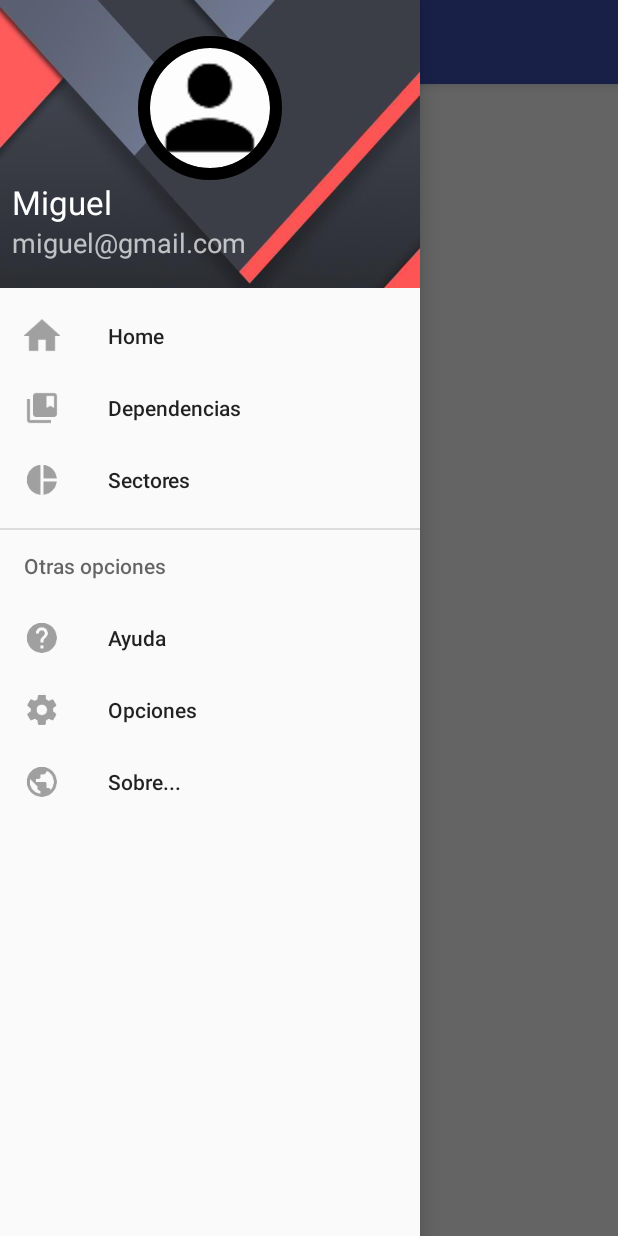
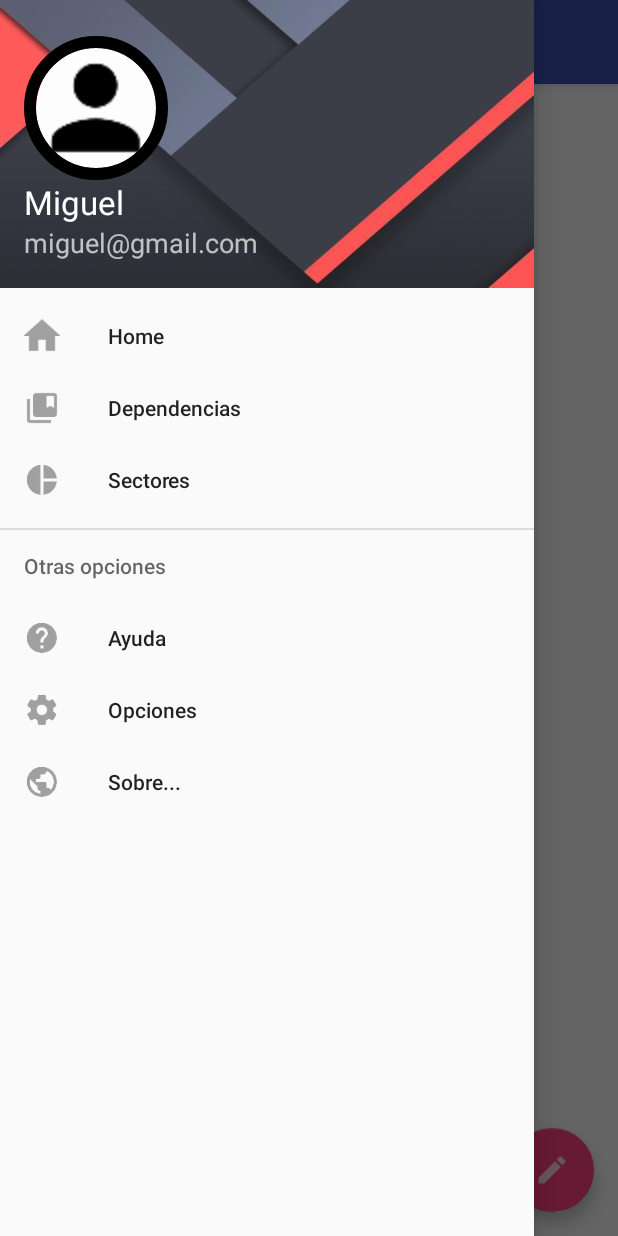
Before and after one commit to MiguelRJ/DEINT, an Android app: the screen it shows after launch (MainActivity), with the side drawer open, on a phone screen of 412 x 824 dp. Run offline under Robolectric (Android 15) with nearby library versions, the phone set to English and light mode, and no system bars; our stand-ins replace CircleImageView.

Commit message:
navigation tamaño material

```diff
--- a/NavigationDrawer/app/src/main/java/com/example/navigationdrawer/MainActivity.java
+++ b/NavigationDrawer/app/src/main/java/com/example/navigationdrawer/MainActivity.java
@@ -1,5 +1,6 @@
 package com.example.navigationdrawer;
 
+import android.graphics.Point;
 import android.net.Uri;
 import android.support.annotation.NonNull;
 import android.support.design.widget.NavigationView;
@@ -10,8 +11,11 @@ import android.support.v4.widget.DrawerLayout;
 import android.support.v7.app.AppCompatActivity;
 import android.os.Bundle;
 import android.support.v7.widget.Toolbar;
+import android.util.DisplayMetrics;
 import android.util.Log;
+import android.view.Display;
 import android.view.MenuItem;
+import android.widget.FrameLayout;
 import android.widget.Toast;
 
 public class MainActivity extends AppCompatActivity implements
@@ -50,6 +54,26 @@ public class MainActivity extends AppCompatActivity implements
         drawerLayout = (DrawerLayout) findViewById(R.id.drawerLayout);
 
         navigationView = (NavigationView) findViewById(R.id.navigationView);
+
+        DisplayMetrics displayMetrics = getResources().getDisplayMetrics();
+        float dpWidth = displayMetrics.widthPixels;
+        Log.e("width",String.valueOf(dpWidth));
+
+        int dpWidthInt= 0;
+        if (dpWidth >= 1000){
+            dpWidthInt = Integer.parseInt(String.valueOf(dpWidth).substring(0,4));
+        } else {
+            dpWidthInt = Integer.parseInt(String.valueOf(dpWidth).substring(0,3));
+        }
+
+        Log.e("dpwidth",String.valueOf(dpWidthInt));
+
+        int width = (int) (dpWidthInt - (56 * displayMetrics.density));
+        Log.e("width",String.valueOf(width));
+        DrawerLayout.LayoutParams navP = (DrawerLayout.LayoutParams) navigationView.getLayoutParams();
+        navP.width = width;
+        navigationView.setLayoutParams(navP);
+        Log.e("getwidth",String.valueOf(navigationView.getWidth()));
         navigationView.setNavigationItemSelectedListener(this);
     }
 
@@ -77,6 +101,7 @@ public class MainActivity extends AppCompatActivity implements
                 Log.d("Navigation","Se ha pulsado icono home");
                 if (!drawerLayout.isDrawerOpen(GravityCompat.START)) {
                     drawerLayout.openDrawer(GravityCompat.START);
+                    Log.e("getwidth",String.valueOf(navigationView.getWidth()));
                 }
                 break;
         }
--- a/NavigationDrawer/app/src/main/res/layout/activity_main.xml
+++ b/NavigationDrawer/app/src/main/res/layout/activity_main.xml
@@ -19,12 +19,12 @@
         android:layout_gravity="start" desde donde abre el navigation -->
     <android.support.design.widget.NavigationView
         android:id="@+id/navigationView"
-        android:layout_width="wrap_content"
+        android:layout_width="match_parent"
         android:layout_height="match_parent"
         android:layout_gravity="start"
-        android:fitsSystemWindows="true"
         app:headerLayout="@layout/header_navview"
         app:menu="@menu/menu_navview">
+
     </android.support.design.widget.NavigationView>
 
 </android.support.v4.widget.DrawerLayout>
--- a/NavigationDrawer/app/src/main/res/layout/app_bar_main.xml
+++ b/NavigationDrawer/app/src/main/res/layout/app_bar_main.xml
@@ -28,4 +28,13 @@
         android:layout_height="match_parent"
         android:layout_marginTop="?attr/actionBarSize" />
 
+    <android.support.design.widget.FloatingActionButton
+        android:id="@+id/floatingActionButton"
+        android:layout_width="match_parent"
+        android:layout_height="wrap_content"
+        android:layout_gravity="bottom|end"
+        android:layout_margin="16dp"
+        android:clickable="true"
+        app:srcCompat="@drawable/action_edit" />
+
 </android.support.design.widget.CoordinatorLayout>
--- a/NavigationDrawer/app/src/main/res/layout/header_navview.xml
+++ b/NavigationDrawer/app/src/main/res/layout/header_navview.xml
@@ -1,7 +1,10 @@
 <?xml version="1.0" encoding="utf-8"?>
 <LinearLayout xmlns:android="http://schemas.android.com/apk/res/android"
     xmlns:tools="http://schemas.android.com/tools"
-    android:layout_width="@dimen/navheader_width"
+    android:layout_width="match_parent"
+    android:paddingLeft="@dimen/navheader_padding_left"
+    android:paddingRight="@dimen/navheader_padding_right"
+    android:maxWidth="@dimen/navheader_max_width"
     android:layout_height="@dimen/navheader_height"
     android:background="@drawable/material"
     android:orientation="vertical">
@@ -11,7 +14,6 @@
         android:id="@+id/profile_image"
         android:layout_width="@dimen/CircleImageView_width"
         android:layout_height="@dimen/CircleImageView_heigth"
-        android:layout_gravity="center"
         android:layout_marginTop="@dimen/CircleImageView_margin_top"
         android:src="@mipmap/ic_person"
         app:civ_border_color="#FF000000"
@@ -22,7 +24,6 @@
         android:id="@+id/txvUser"
         android:layout_width="match_parent"
         android:layout_height="wrap_content"
-        android:layout_marginLeft="@dimen/navheader_txv_margin_left"
         android:text="Miguel"
         android:textAppearance="@style/TextAppearance.AppCompat.Large.Inverse" />
 
@@ -31,7 +32,6 @@
         android:id="@+id/txvEmail"
         android:layout_width="match_parent"
         android:layout_height="wrap_content"
-        android:layout_marginLeft="@dimen/navheader_txv_margin_left"
         android:text="miguel@gmail.com"
         android:textAppearance="@style/TextAppearance.AppCompat.Medium.Inverse" />
 
--- a/NavigationDrawer/app/src/main/res/values/dimens.xml
+++ b/NavigationDrawer/app/src/main/res/values/dimens.xml
@@ -7,8 +7,14 @@
 
     <!-- header_navview.xml -->
     <dimen name="navheader_height">192dp</dimen>
-    <dimen name="navheader_width">280dp</dimen>
-    <dimen name="navheader_txv_margin_left">8dp</dimen>
+    <!-- Mobile:
+        Width = Screen width − 56 dp
+        Maximum width: 320dp
+        https://material.io/guidelines/layout/structure.html#structure-side-nav -->
+    <dimen name="navheader_marging_right">56dp</dimen>
+    <dimen name="navheader_max_width">320dp</dimen>
+    <dimen name="navheader_padding_left">16dp</dimen>
+    <dimen name="navheader_padding_right">16dp</dimen>
     <dimen name="CircleImageView_width">96dp</dimen>
     <dimen name="CircleImageView_heigth">96dp</dimen>
         <!-- statusbar size 24dp
```
Also changed, not shown: NavigationDrawer/app/src/main/res/drawable-hdpi/action_edit.png (added), NavigationDrawer/app/src/main/res/drawable-mdpi/action_edit.png (added), NavigationDrawer/app/src/main/res/drawable-xhdpi/action_edit.png (added), NavigationDrawer/app/src/main/res/drawable-xxhdpi/action_edit.png (added).
